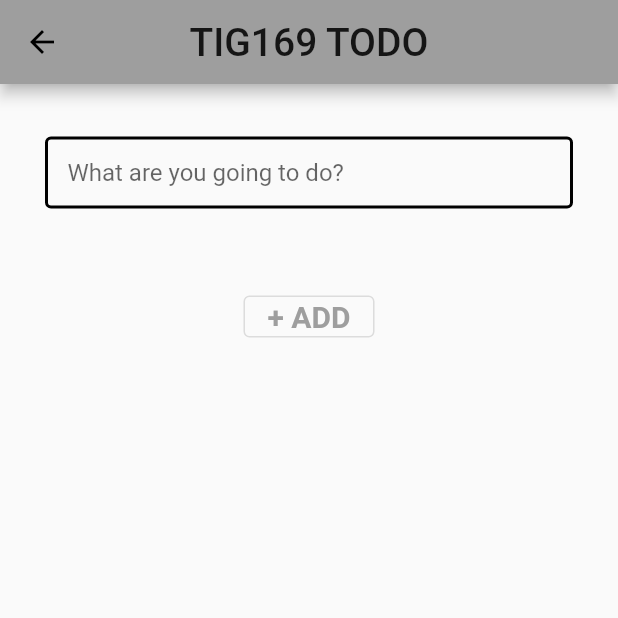
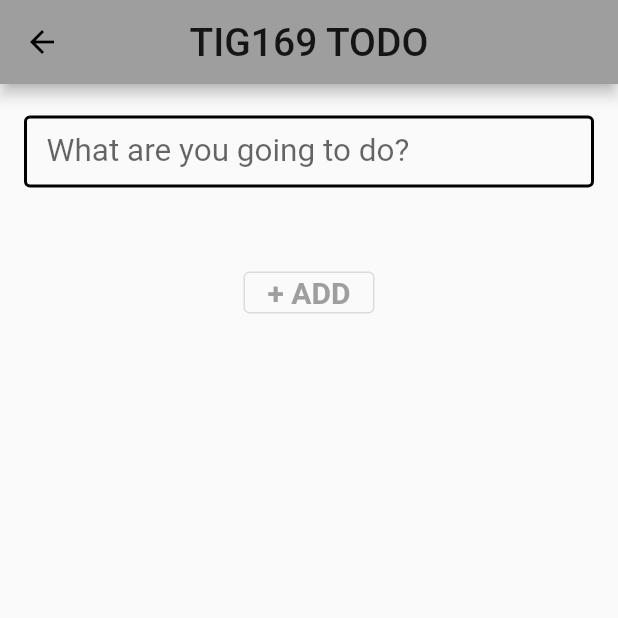
Before and after one commit to gu-tig169/gusschais, a Flutter app: the AddTaskView screen opened directly, on a phone screen of 412 x 824 dp, the top half of it. Run offline on Flutter 3.47's test engine with Material 2 defaults, Android fonts, the phone set to English and light mode, and no system bars.

Commit message:
textField() widget fixad!

```diff
--- a/lib/AddTaskView.dart
+++ b/lib/AddTaskView.dart
@@ -62,11 +62,15 @@ Widget build(BuildContext context) {
   );
 }
 
-Widget _textField() {
-  return Container(
-    margin: EdgeInsets.only(left: 30, right: 30, top: 30),
-    height: 50,
-    child: TextField(
+ Widget _textField() {
+    return Container(
+      margin: EdgeInsets.only(left: 16, right: 16, top: 16),
+      width: 500.0,
+      child: TextField(
+        style: TextStyle(
+          fontSize: 21.0,
+        ),
+        controller: textEditingController,
         decoration: InputDecoration(
             focusedBorder: OutlineInputBorder(
                 borderSide: BorderSide(color: Colors.black, width: 2.0),
@@ -75,8 +79,7 @@ Widget _textField() {
                 borderSide: BorderSide(color: Colors.black, width: 2.0),
             ),
             contentPadding: EdgeInsets.all(15.0),
-            hintText: 'What are you going to do?',
-        ),
+            hintText: 'What are you going to do?'),
       ),
     );
   }
--- a/lib/TaskListView.dart
+++ b/lib/TaskListView.dart
@@ -76,12 +76,13 @@ class TaskList extends StatelessWidget {
 }
 
 // Widget som definierar hur task row ska se ut i vyn, även möjliga förändringar i status
+// Något här eller i TaskList är galet då jag ej kan lägga till nya tasks utan felmeddelande
 Widget taskWidget(context, task) {
     return Card(
       child: CheckboxListTile(
         controlAffinity: ListTileControlAffinity.leading,
         title: Expanded(
-                  child: Text(task.input != null ? task.input : 'Default value',
+                  child: Text(task.input,
                   style: TextStyle(
                   fontSize: 26.0,
                   decoration: task.status == false
```
